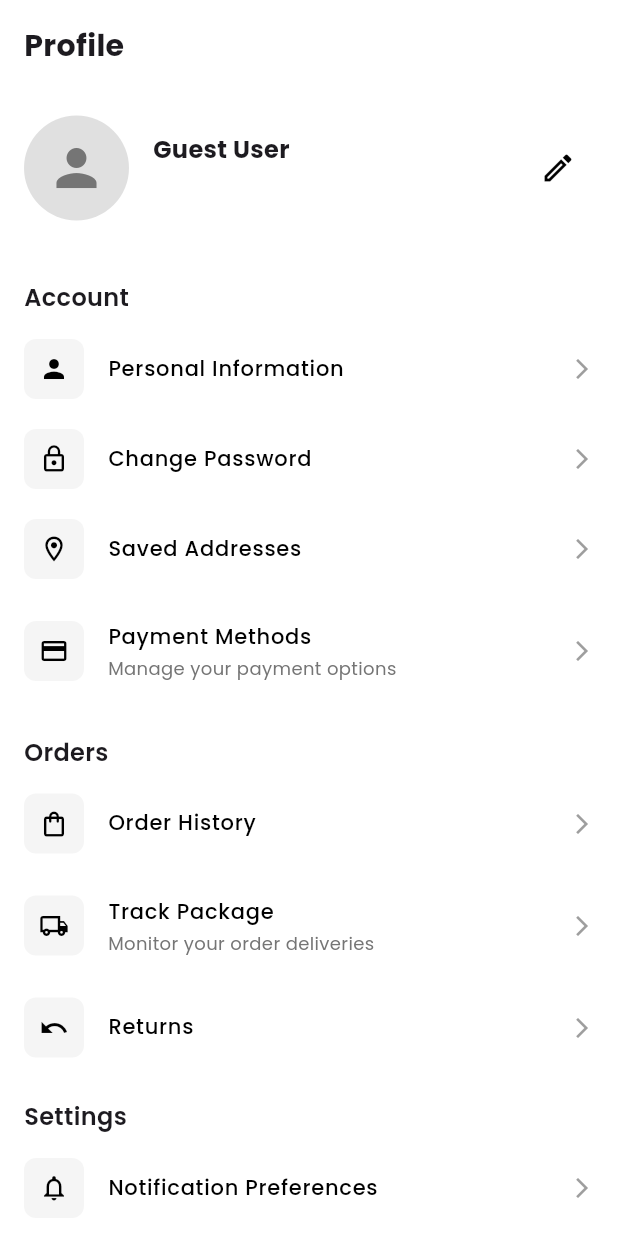
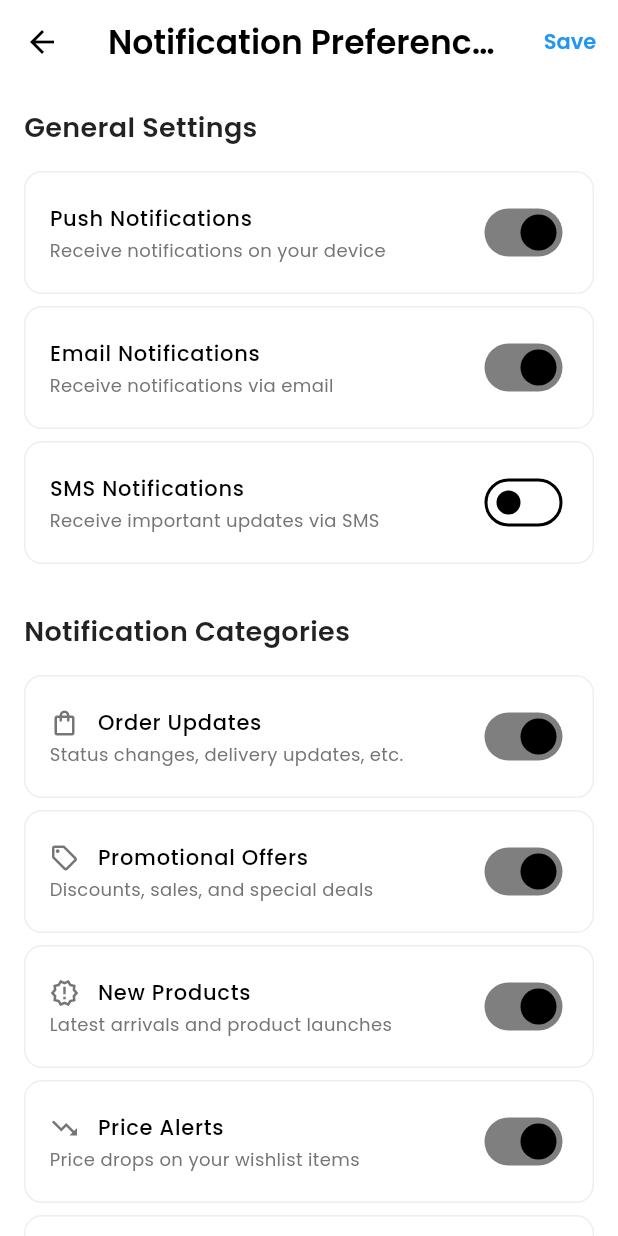
Before and after one commit to fyodorrrrr/haul-app, a Flutter app: the ProfileScreen widget shown alone on an empty page, opened directly with empty values, after a tap on "Notification Preferences", on a phone screen of 412 x 824 dp. Run offline on Flutter 3.47's test engine with Material 3 defaults, Android fonts, the phone set to English and light mode, and no system bars; our stand-ins replace cloud_firestore, firebase_auth, firebase_core, firebase_messaging, firebase_storage, flutter_card_swiper and 8 more; missing offline and left inert: firebase_app_check; accounts and stored records are empty; network calls fail.

Commit message:
feat: Add notification preferences screen and service

```diff
--- /dev/null
+++ b/lib/screens/buyer/notification_preferences_screen.dart
@@ -0,0 +1,498 @@
+import 'package:flutter/material.dart';
+import 'package:google_fonts/google_fonts.dart';
+import 'package:firebase_auth/firebase_auth.dart';
+import 'package:cloud_firestore/cloud_firestore.dart';
+import 'package:firebase_messaging/firebase_messaging.dart';
+
+class NotificationPreferencesScreen extends StatefulWidget {
+  @override
+  _NotificationPreferencesScreenState createState() => _NotificationPreferencesScreenState();
+}
+
+class _NotificationPreferencesScreenState extends State<NotificationPreferencesScreen> {
+  // Notification preference states
+  bool _pushNotifications = true;
+  bool _emailNotifications = true;
+  bool _smsNotifications = false;
+
+  // Category preferences
+  bool _orderUpdates = true;
+  bool _promotionalOffers = true;
+  bool _newProducts = true;
+  bool _priceAlerts = true;
+  bool _wishlistAlerts = true;
+  bool _securityAlerts = true;
+  bool _sellerUpdates = false;
+  bool _systemAnnouncements = true;
+
+  // Timing preferences
+  String _quietHoursStart = '22:00';
+  String _quietHoursEnd = '08:00';
+  bool _quietHoursEnabled = false;
+
+  bool _isLoading = true;
+  bool _isSaving = false;
+
+  @override
+  void initState() {
+    super.initState();
+    _loadNotificationPreferences();
+  }
+
+  Future<void> _loadNotificationPreferences() async {
+    try {
+      final user = FirebaseAuth.instance.currentUser;
+      if (user != null) {
+        final doc = await FirebaseFirestore.instance
+            .collection('users')
+            .doc(user.uid)
+            .collection('preferences')
+            .doc('notifications')
+            .get();
+
+        if (doc.exists) {
+          final data = doc.data()!;
+          setState(() {
+            // General preferences
+            _pushNotifications = data['pushNotifications'] ?? true;
+            _emailNotifications = data['emailNotifications'] ?? true;
+            _smsNotifications = data['smsNotifications'] ?? false;
+
+            // Category preferences
+            _orderUpdates = data['orderUpdates'] ?? true;
+            _promotionalOffers = data['promotionalOffers'] ?? true;
+            _newProducts = data['newProducts'] ?? true;
+            _priceAlerts = data['priceAlerts'] ?? true;
+            _wishlistAlerts = data['wishlistAlerts'] ?? true;
+            _securityAlerts = data['securityAlerts'] ?? true;
+            _sellerUpdates = data['sellerUpdates'] ?? false;
+            _systemAnnouncements = data['systemAnnouncements'] ?? true;
+
+            // Timing preferences
+            _quietHoursStart = data['quietHoursStart'] ?? '22:00';
+            _quietHoursEnd = data['quietHoursEnd'] ?? '08:00';
+            _quietHoursEnabled = data['quietHoursEnabled'] ?? false;
+
+            _isLoading = false;
+          });
+        } else {
+          setState(() => _isLoading = false);
+        }
+      }
+    } catch (e) {
+      setState(() => _isLoading = false);
+      print('Error loading notification preferences: $e');
+    }
+  }
+
+  Future<void> _saveNotificationPreferences() async {
+    setState(() => _isSaving = true);
+
+    try {
+      final user = FirebaseAuth.instance.currentUser;
+      if (user != null) {
+        final preferences = {
+          // General preferences
+          'pushNotifications': _pushNotifications,
+          'emailNotifications': _emailNotifications,
+          'smsNotifications': _smsNotifications,
+
+          // Category preferences
+          'orderUpdates': _orderUpdates,
+          'promotionalOffers': _promotionalOffers,
+          'newProducts': _newProducts,
+          'priceAlerts': _priceAlerts,
+          'wishlistAlerts': _wishlistAlerts,
+          'securityAlerts': _securityAlerts,
+          'sellerUpdates': _sellerUpdates,
+          'systemAnnouncements': _systemAnnouncements,
+
+          // Timing preferences
+          'quietHoursStart': _quietHoursStart,
+          'quietHoursEnd': _quietHoursEnd,
+          'quietHoursEnabled': _quietHoursEnabled,
+
+          'lastUpdated': FieldValue.serverTimestamp(),
+        };
+
+        await FirebaseFirestore.instance
+            .collection('users')
+            .doc(user.uid)
+            .collection('preferences')
+            .doc('notifications')
+            .set(preferences, SetOptions(merge: true));
+
+        // Handle push notification permissions
+        if (_pushNotifications) {
+          await _requestNotificationPermission();
+        }
+
+        if (mounted) {
+          ScaffoldMessenger.of(context).showSnackBar(
+            SnackBar(
+              content: Text('Notification preferences saved!'),
+              backgroundColor: Colors.green,
+            ),
+          );
+        }
+      }
+    } catch (e) {
+      if (mounted) {
+        ScaffoldMessenger.of(context).showSnackBar(
+          SnackBar(
+            content: Text('Error saving preferences: $e'),
+            backgroundColor: Colors.red,
+          ),
+        );
+      }
+    } finally {
+      setState(() => _isSaving = false);
+    }
+  }
+
+  Future<void> _requestNotificationPermission() async {
+    try {
+      final messaging = FirebaseMessaging.instance;
+      final settings = await messaging.requestPermission(
+        alert: true,
+        badge: true,
+        sound: true,
+        provisional: false,
+      );
+
+      if (settings.authorizationStatus == AuthorizationStatus.authorized) {
+        print('User granted permission');
+        // Get FCM token and save it
+        final token = await messaging.getToken();
+        if (token != null) {
+          await _saveFCMToken(token);
+        }
+      } else {
+        print('User declined or has not accepted permission');
+      }
+    } catch (e) {
+      print('Error requesting notification permission: $e');
+    }
+  }
+
+  Future<void> _saveFCMToken(String token) async {
+    try {
+      final user = FirebaseAuth.instance.currentUser;
+      if (user != null) {
+        await FirebaseFirestore.instance
+            .collection('users')
+            .doc(user.uid)
+            .update({
+          'fcmToken': token,
+          'fcmTokenUpdated': FieldValue.serverTimestamp(),
+        });
+      }
+    } catch (e) {
+      print('Error saving FCM token: $e');
+    }
+  }
+
+  @override
+  Widget build(BuildContext context) {
+    return Scaffold(
+      appBar: AppBar(
+        title: Text(
+          'Notification Preferences',
+          style: GoogleFonts.poppins(fontWeight: FontWeight.w600),
+        ),
+        backgroundColor: Colors.white,
+        foregroundColor: Colors.black,
+        elevation: 0,
+        actions: [
+          TextButton(
+            onPressed: _isSaving ? null : _saveNotificationPreferences,
+            child: _isSaving
+                ? SizedBox(
+                    width: 20,
+                    height: 20,
+                    child: CircularProgressIndicator(strokeWidth: 2),
+                  )
+                : Text(
+                    'Save',
+                    style: GoogleFonts.poppins(
+                      fontWeight: FontWeight.w600,
+                      color: Colors.blue,
+                    ),
+                  ),
+          ),
+        ],
+      ),
+      body: _isLoading
+          ? Center(child: CircularProgressIndicator())
+          : SingleChildScrollView(
+              padding: EdgeInsets.all(16),
+              child: Column(
+                crossAxisAlignment: CrossAxisAlignment.start,
+                children: [
+                  _buildSectionHeader('General Settings'),
+                  _buildSwitchTile(
+                    title: 'Push Notifications',
+                    subtitle: 'Receive notifications on your device',
+                    value: _pushNotifications,
+                    onChanged: (value) => setState(() => _pushNotifications = value),
+                  ),
+                  _buildSwitchTile(
+                    title: 'Email Notifications',
+                    subtitle: 'Receive notifications via email',
+                    value: _emailNotifications,
+                    onChanged: (value) => setState(() => _emailNotifications = value),
+                  ),
+                  _buildSwitchTile(
+                    title: 'SMS Notifications',
+                    subtitle: 'Receive important updates via SMS',
+                    value: _smsNotifications,
+                    onChanged: (value) => setState(() => _smsNotifications = value),
+                  ),
+
+                  SizedBox(height: 24),
+
+                  _buildSectionHeader('Notification Categories'),
+                  _buildSwitchTile(
+                    title: 'Order Updates',
+                    subtitle: 'Status changes, delivery updates, etc.',
+                    value: _orderUpdates,
+                    onChanged: (value) => setState(() => _orderUpdates = value),
+                    icon: Icons.shopping_bag_outlined,
+                  ),
+                  _buildSwitchTile(
+                    title: 'Promotional Offers',
+                    subtitle: 'Discounts, sales, and special deals',
+                    value: _promotionalOffers,
+                    onChanged: (value) => setState(() => _promotionalOffers = value),
+                    icon: Icons.local_offer_outlined,
+                  ),
+                  _buildSwitchTile(
+                    title: 'New Products',
+                    subtitle: 'Latest arrivals and product launches',
+                    value: _newProducts,
+                    onChanged: (value) => setState(() => _newProducts = value),
+                    icon: Icons.new_releases_outlined,
+                  ),
+                  _buildSwitchTile(
+                    title: 'Price Alerts',
+                    subtitle: 'Price drops on your wishlist items',
+                    value: _priceAlerts,
+                    onChanged: (value) => setState(() => _priceAlerts = value),
+                    icon: Icons.trending_down,
+                  ),
+                  _buildSwitchTile(
+                    title: 'Wishlist Alerts',
+                    subtitle: 'Stock updates for wishlist items',
+                    value: _wishlistAlerts,
+                    onChanged: (value) => setState(() => _wishlistAlerts = value),
+                    icon: Icons.favorite_outline,
+                  ),
+                  _buildSwitchTile(
+                    title: 'Security Alerts',
+                    subtitle: 'Login attempts and security updates',
+                    value: _securityAlerts,
+                    onChanged: (value) => setState(() => _securityAlerts = value),
+                    icon: Icons.security,
+                  ),
+                  _buildSwitchTile(
+                    title: 'Seller Updates',
+                    subtitle: 'Updates from your followed sellers',
+                    value: _sellerUpdates,
+                    onChanged: (value) => setState(() => _sellerUpdates = value),
+                    icon: Icons.store_outlined,
+                  ),
+                  _buildSwitchTile(
+                    title: 'System Announcements',
+                    subtitle: 'App updates and maintenance notices',
+                    value: _systemAnnouncements,
+                    onChanged: (value) => setState(() => _systemAnnouncements = value),
+                    icon: Icons.announcement_outlined,
+                  ),
+
+                  SizedBox(height: 24),
+
+                  _buildSectionHeader('Quiet Hours'),
+                  _buildSwitchTile(
+                    title: 'Enable Quiet Hours',
+                    subtitle: 'No notifications during specified hours',
+                    value: _quietHoursEnabled,
+                    onChanged: (value) => setState(() => _quietHoursEnabled = value),
+                    icon: Icons.bedtime_outlined,
+                  ),
+
+                  if (_quietHoursEnabled) ...[
+                    SizedBox(height: 16),
+                    _buildTimePicker(
+                      title: 'Start Time',
+                      time: _quietHoursStart,
+                      onTimeChanged: (time) => setState(() => _quietHoursStart = time),
+                    ),
+                    SizedBox(height: 8),
+                    _buildTimePicker(
+                      title: 'End Time',
+                      time: _quietHoursEnd,
+                      onTimeChanged: (time) => setState(() => _quietHoursEnd = time),
+                    ),
+                  ],
+
+                  SizedBox(height: 32),
+
+                  _buildTestNotificationButton(),
+
+                  SizedBox(height: 16),
+                ],
+              ),
+            ),
+    );
+  }
+
+  Widget _buildSectionHeader(String title) {
+    return Padding(
+      padding: EdgeInsets.only(bottom: 16),
+      child: Text(
+        title,
+        style: GoogleFonts.poppins(
+          fontSize: 18,
+          fontWeight: FontWeight.w600,
+          color: Colors.black87,
+        ),
+      ),
+    );
+  }
+
+  Widget _buildSwitchTile({
+    required String title,
+    required String subtitle,
+    required bool value,
+    required ValueChanged<bool> onChanged,
+    IconData? icon,
+  }) {
+    return Container(
+      margin: EdgeInsets.only(bottom: 8),
+      decoration: BoxDecoration(
+        border: Border.all(color: Colors.grey[200]!),
+        borderRadius: BorderRadius.circular(12),
+      ),
+      child: SwitchListTile(
+        title: Row(
+          children: [
+            if (icon != null) ...[
+              Icon(icon, size: 20, color: Colors.grey[600]),
+              SizedBox(width: 12),
+            ],
+            Expanded(
+              child: Text(
+                title,
+                style: GoogleFonts.poppins(
+                  fontSize: 14,
+                  fontWeight: FontWeight.w500,
+                ),
+              ),
+            ),
+          ],
+        ),
+        subtitle: Text(
+          subtitle,
+          style: GoogleFonts.poppins(
+            fontSize: 12,
+            color: Colors.grey[600],
+          ),
+        ),
+        value: value,
+        onChanged: onChanged,
+        activeColor: Colors.black,
+        contentPadding: EdgeInsets.symmetric(horizontal: 16, vertical: 4),
+      ),
+    );
+  }
+
+  Widget _buildTimePicker({
+    required String title,
+    required String time,
+    required ValueChanged<String> onTimeChanged,
+  }) {
+    return Container(
+      padding: EdgeInsets.all(16),
+      decoration: BoxDecoration(
+        border: Border.all(color: Colors.grey[200]!),
+        borderRadius: BorderRadius.circular(12),
+      ),
+      child: Row(
+        mainAxisAlignment: MainAxisAlignment.spaceBetween,
+        children: [
+          Text(
+            title,
+            style: GoogleFonts.poppins(
+              fontSize: 14,
+              fontWeight: FontWeight.w500,
+            ),
+          ),
+          GestureDetector(
+            onTap: () async {
+              final TimeOfDay? picked = await showTimePicker(
+                context: context,
+                initialTime: TimeOfDay(
+                  hour: int.parse(time.split(':')[0]),
+                  minute: int.parse(time.split(':')[1]),
+                ),
+              );
+              if (picked != null) {
+                final formattedTime = '${picked.hour.toString().padLeft(2, '0')}:${picked.minute.toString().padLeft(2, '0')}';
+                onTimeChanged(formattedTime);
+              }
+            },
+            child: Container(
+              padding: EdgeInsets.symmetric(horizontal: 12, vertical: 8),
+              decoration: BoxDecoration(
+                color: Colors.grey[100],
+                borderRadius: BorderRadius.circular(8),
+              ),
+              child: Text(
+                time,
+                style: GoogleFonts.poppins(
+                  fontSize: 14,
+                  fontWeight: FontWeight.w500,
+                ),
+              ),
+            ),
+          ),
+        ],
+      ),
+    );
+  }
+
+  Widget _buildTestNotificationButton() {
+    return Container(
+      width: double.infinity,
+      child: OutlinedButton.icon(
+        onPressed: _sendTestNotification,
+        icon: Icon(Icons.notifications_outlined),
+        label: Text('Send Test Notification'),
+        style: OutlinedButton.styleFrom(
+          padding: EdgeInsets.symmetric(vertical: 16),
+          shape: RoundedRectangleBorder(
+            borderRadius: BorderRadius.circular(8),
+          ),
+        ),
+      ),
+    );
+  }
+
+  Future<void> _sendTestNotification() async {
+    if (_pushNotifications) {
+      ScaffoldMessenger.of(context).showSnackBar(
+        SnackBar(
+          content: Text('🔔 Test notification sent!'),
+          backgroundColor: Colors.blue,
+        ),
+      );
+    } else {
+      ScaffoldMessenger.of(context).showSnackBar(
+        SnackBar(
+          content: Text('Enable push notifications to receive test notification'),
+          backgroundColor: Colors.orange,
+        ),
+      );
+    }
+  }
+}
--- a/lib/screens/buyer/profile_screen.dart
+++ b/lib/screens/buyer/profile_screen.dart
@@ -1,6 +1,7 @@
 import 'package:flutter/material.dart';
 import 'package:google_fonts/google_fonts.dart';
 import 'package:firebase_auth/firebase_auth.dart';
+import 'package:haul/screens/buyer/notification_preferences_screen.dart';
 import 'package:haul/screens/buyer/payment_methods_screen.dart';
 import 'package:intl/intl.dart';
 import 'package:provider/provider.dart';
@@ -17,6 +18,7 @@ import '/screens/buyer/saved_addresses_screen.dart';
 import '/screens/seller/seller_dashboard_screen.dart';
 import '/screens/buyer/order_history.dart';
 import '/screens/buyer/package_tracking_screen.dart';
+import '/screens/buyer/notification_preferences_screen.dart';
 
 class ProfileScreen extends StatefulWidget {
   final UserProfile userProfile;
@@ -152,7 +154,13 @@ class _ProfileScreenState extends State<ProfileScreen> {
             _buildMenuItem(
               icon: Icons.notifications_outlined,
               title: 'Notification Preferences',
-              onTap: () {},
+              subtitle: 'Manage how you receive updates',
+              onTap: () {
+                Navigator.push(
+                  context,
+                  MaterialPageRoute(builder: (_) => NotificationPreferencesScreen()),
+                );
+              },
             ),
             _buildMenuItem(
               icon: Icons.lock_outline,
--- a/pubspec.yaml
+++ b/pubspec.yaml
@@ -29,6 +29,8 @@ dependencies:
   uuid: ^3.0.7
   flutter_card_swiper: ^4.0.1
   flutter_hooks: ^0.18.5+1
+  firebase_messaging: ^14.7.9
+  flutter_local_notifications: ^17.0.0
 
 
 
```
Also changed, not shown: lib/services/notification_service.dart (added, +153 -0 lines), pubspec.lock, 4 other files.
